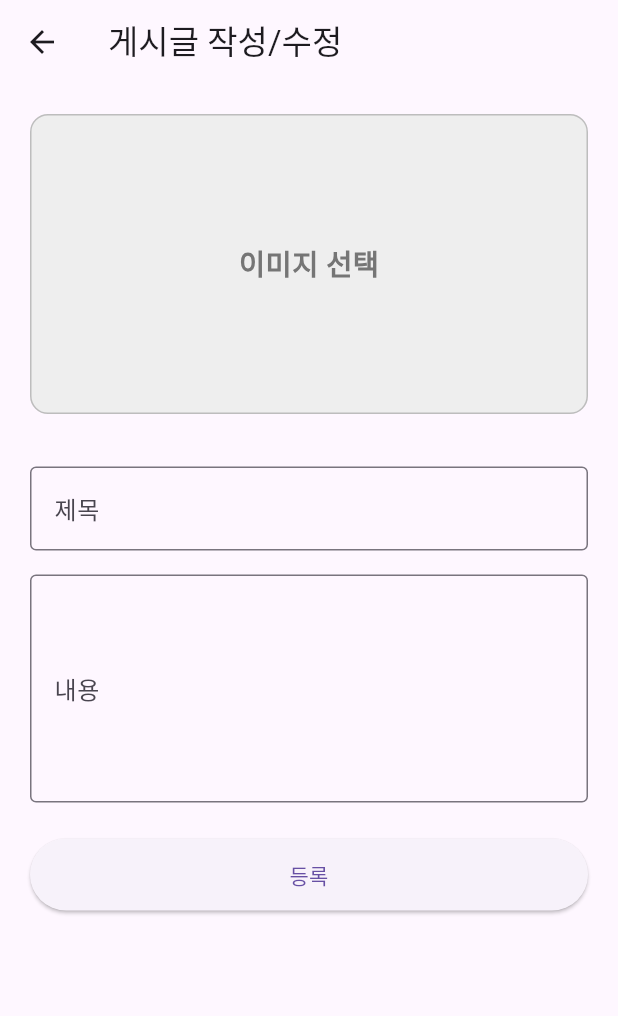
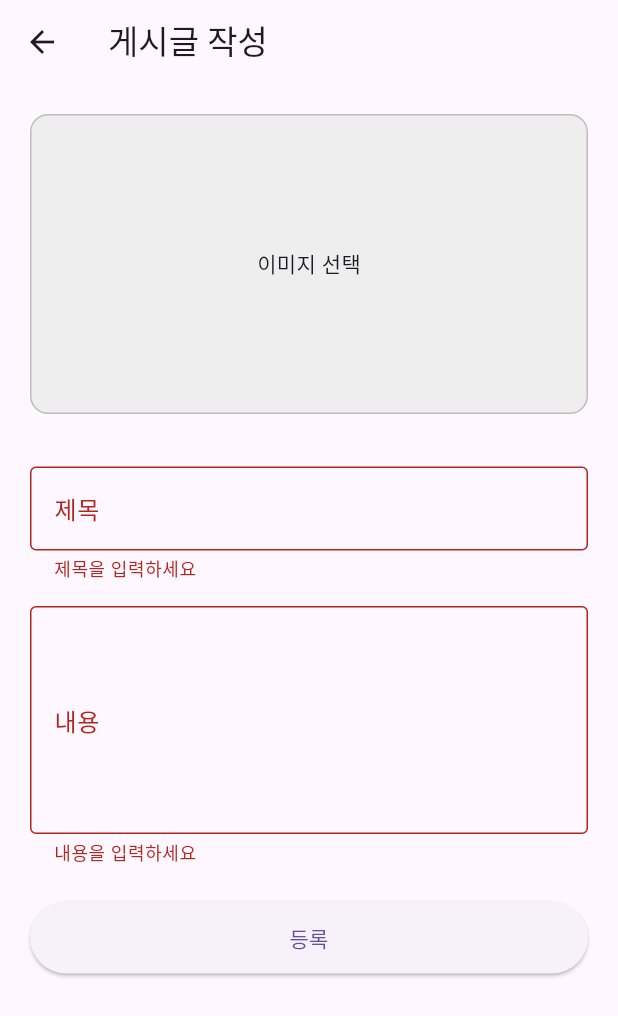
Before and after one commit to seolaox/pangpang_app, a Flutter app: the HomeCreateView screen opened directly, after a tap on "등록", on a phone screen of 412 x 824 dp. Shown: the top 1016 px of the screen. Run offline on Flutter 3.47's test engine with Material 3 defaults, Android fonts, the light colour scheme and no system bars; our stand-ins replace cached_network_image, carousel_slider, dio, flutter_dotenv, flutter_riverpod, flutter_screenutil and 4 more; accounts and stored records are empty; Roboto replaces fonts that are missing (omyu-pretty).

Commit message:
제목, 내용 입력 수정

```diff
--- a/lib/ui/screen/home_create_view.dart
+++ b/lib/ui/screen/home_create_view.dart
@@ -1,14 +1,18 @@
+import 'dart:convert';
 import 'dart:io';
+
+import 'package:dio/dio.dart';
 import 'package:flutter/material.dart';
 import 'package:flutter_riverpod/flutter_riverpod.dart';
 import 'package:image_picker/image_picker.dart';
 import 'package:pangpang_app/data/model/post_model.dart';
 import 'package:pangpang_app/presentation/provider/post_provider.dart';
 
-// HomeCreateView Stateful & Riverpod
 class HomeCreateView extends ConsumerStatefulWidget {
   final PostModel? post;
-  HomeCreateView({this.post});
+  final List<dynamic>? initialImages;
+  final String? initialThumbnail;
+  HomeCreateView({this.post, this.initialImages, this.initialThumbnail});
 
   @override
   ConsumerState<HomeCreateView> createState() => _HomeCreateViewState();
@@ -24,6 +28,16 @@ class _HomeCreateViewState extends ConsumerState<HomeCreateView> {
     super.initState();
     _titleCtrl = TextEditingController(text: widget.post?.pname ?? '');
     _bodyCtrl = TextEditingController(text: widget.post?.pcontentsText ?? '');
+
+    if (widget.initialImages != null && widget.initialImages!.isNotEmpty) {
+      Future.microtask(() {
+        ref.read(imageListProvider.notifier).setImages(widget.initialImages!);
+        if (widget.initialThumbnail != null) {
+          final idx = widget.initialImages!.indexOf(widget.initialThumbnail!);
+          ref.read(thumbnailIndexProvider.notifier).state = idx == -1 ? 0 : idx;
+        }
+      });
+    }
   }
 
   @override
@@ -44,20 +58,76 @@ class _HomeCreateViewState extends ConsumerState<HomeCreateView> {
     ref.read(thumbnailIndexProvider.notifier).state = 0;
   }
 
+  Future<void> _submit() async {
+    if (!_formKey.currentState!.validate()) return;
+
+    final images = ref.read(imageListProvider);
+    final thumbnailIdx = ref.read(thumbnailIndexProvider);
+
+    List<MultipartFile> multipartFiles = [];
+    for (var img in images) {
+      if (img is File) {
+        final fileName = img.path.split(Platform.pathSeparator).last;
+        multipartFiles.add(await MultipartFile.fromFile(img.path, filename: fileName));
+      }
+    }
+
+    MultipartFile? thumbnailFile;
+    if (images.isNotEmpty && images[thumbnailIdx] is File) {
+      final file = images[thumbnailIdx] as File;
+      final fileName = file.path.split(Platform.pathSeparator).last;
+      thumbnailFile = await MultipartFile.fromFile(file.path, filename: fileName);
+    } else {
+      thumbnailFile = null;
+    }
+
+    print("pname: ${_titleCtrl.text} ");
+    print("pimages: ${multipartFiles} ");
+    print("pthumbnail: ${thumbnailFile} ");
+    print("pdate: ${DateTime.now().toIso8601String()} ");
+    print("pcontents: ${ _bodyCtrl.text} ");
+    print("pauthor: ${widget.post?.pauthor} ");
+
+
+    final data = FormData.fromMap({
+      "pname": _titleCtrl.text,
+      "pimages": multipartFiles,
+      "pthumbnail": thumbnailFile,
+      "pdate": DateTime.now().toIso8601String(),
+      "pcontents": jsonEncode({"text": _bodyCtrl.text}),
+      "pauthor": widget.post?.pauthor ?? "me",
+    });
+
+    print("최종 전송 데이터(FormData): $data");
+
+    try {
+      final api = ref.read(authApiProvider);
+      if (widget.post == null) {
+        await api.createPostFormData(data);
+      } else {
+        await api.updatePostFormData(widget.post!.pid, data);
+      }
+      if (mounted) Navigator.pop(context, true);
+      ref.invalidate(postListProvider);
+    } catch (e) {
+      ScaffoldMessenger.of(context).showSnackBar(SnackBar(content: Text('저장 실패: $e')));
+      print(e);
+    }
+  }
+
   @override
   Widget build(BuildContext context) {
     final images = ref.watch(imageListProvider);
     final thumbnailIdx = ref.watch(thumbnailIndexProvider);
 
     return Scaffold(
-      appBar: AppBar(title: Text('게시글 작성/수정')),
+      appBar: AppBar(title: Text(widget.post == null ? '게시글 작성' : '게시글 수정')),
       body: SingleChildScrollView(
         padding: EdgeInsets.all(20),
         child: Column(
           children: [
-            // 썸네일(= 대표 이미지) 클릭이 곧 이미지 선택
             GestureDetector(
-              onTap: () => _pickImages(),
+              onTap: _pickImages,
               child: Container(
                 width: double.infinity,
                 height: 200,
@@ -66,27 +136,26 @@ class _HomeCreateViewState extends ConsumerState<HomeCreateView> {
                   borderRadius: BorderRadius.circular(12),
                   border: Border.all(color: Colors.grey[400]!),
                 ),
-                child:
-                    images.isEmpty
-                        ? Center(
-                          child: Text(
-                            '이미지 선택',
-                            style: TextStyle(
-                              color: Colors.grey[600],
-                              fontSize: 19,
-                              fontWeight: FontWeight.bold,
-                            ),
-                          ),
-                        )
+                child: images.isEmpty
+                    ? Center(child: Text('이미지 선택'))
                     : Stack(
                         children: [
                           ClipRRect(
                             borderRadius: BorderRadius.circular(12),
-                              child: Image.file(
-                                images[thumbnailIdx],
+                            child: images[thumbnailIdx] is File
+                                ? Image.file(
+                                    images[thumbnailIdx] as File,
                                     width: double.infinity,
                                     height: 200,
                                     fit: BoxFit.cover,
+                                  )
+                                : Image.network(
+                                    images[thumbnailIdx] as String,
+                                    width: double.infinity,
+                                    height: 200,
+                                    fit: BoxFit.cover,
+                                    errorBuilder: (context, error, stack) =>
+                                        Icon(Icons.broken_image),
                                   ),
                           ),
                           Positioned(
@@ -115,23 +184,22 @@ class _HomeCreateViewState extends ConsumerState<HomeCreateView> {
               ),
             ),
             SizedBox(height: 13),
-            // 하단 5개 row 형태(썸네일 포함)
             if (images.isNotEmpty)
-              Row(
+              SingleChildScrollView(
+                scrollDirection: Axis.horizontal,
+                child: Row(
                   mainAxisAlignment: MainAxisAlignment.center,
                   children: List.generate(
                     images.length,
                     (idx) => GestureDetector(
                       onTap: () {
                         ref.read(thumbnailIndexProvider.notifier).state = idx;
-                      // ref.read(imageListProvider.notifier).moveToThumbnail(idx);
                       },
                       child: Container(
                         margin: EdgeInsets.symmetric(horizontal: 4),
                         decoration: BoxDecoration(
                           border: Border.all(
-                          color:
-                              idx == thumbnailIdx
+                            color: idx == thumbnailIdx
                                 ? Colors.amber
                                 : Colors.transparent,
                             width: 3,
@@ -140,11 +208,20 @@ class _HomeCreateViewState extends ConsumerState<HomeCreateView> {
                         ),
                         child: Stack(
                           children: [
-                          Image.file(
-                            images[idx],
+                            images[idx] is File
+                                ? Image.file(
+                                    images[idx] as File,
                                     width: 55,
                                     height: 55,
                                     fit: BoxFit.cover,
+                                  )
+                                : Image.network(
+                                    images[idx] as String,
+                                    width: 55,
+                                    height: 55,
+                                    fit: BoxFit.cover,
+                                    errorBuilder: (context, error, stack) =>
+                                        Icon(Icons.broken_image, size: 28),
                                   ),
                             Positioned(
                               right: 0,
@@ -154,14 +231,14 @@ class _HomeCreateViewState extends ConsumerState<HomeCreateView> {
                                   ref
                                       .read(imageListProvider.notifier)
                                       .removeImage(idx);
-                                // 삭제 이후, 인덱스 보정!
-                                final currentImages = ref.read(
-                                  imageListProvider,
-                                );
-                                final tIdx = ref.read(thumbnailIndexProvider);
+                                  final currentImages =
+                                      ref.read(imageListProvider);
+                                  final tIdx =
+                                      ref.read(thumbnailIndexProvider);
                                   if (tIdx >= currentImages.length) {
                                     ref
-                                      .read(thumbnailIndexProvider.notifier)
+                                        .read(
+                                            thumbnailIndexProvider.notifier)
                                         .state = currentImages.isEmpty
                                             ? 0
                                             : currentImages.length - 1;
@@ -184,9 +261,8 @@ class _HomeCreateViewState extends ConsumerState<HomeCreateView> {
                     ),
                   ),
                 ),
+              ),
             SizedBox(height: 22),
-
-            // 게시글 입력 폼 (제목/내용)
             Form(
               key: _formKey,
               child: Column(
@@ -217,13 +293,9 @@ class _HomeCreateViewState extends ConsumerState<HomeCreateView> {
               ),
             ),
             SizedBox(height: 24),
-            // 등록(수정) 버튼
             ElevatedButton(
-              onPressed: () {
-                // TODO: 서버 업로드 로직 작성
-                // 썸네일: images[0], 첨부: images, 제목/내용: 입력값
-              },
-              child: Text('등록'),
+              onPressed: _submit,
+              child: Text(widget.post == null ? '등록' : '수정'),
               style: ElevatedButton.styleFrom(
                 minimumSize: Size(double.infinity, 48),
               ),
--- a/lib/util/api_endpoint.dart
+++ b/lib/util/api_endpoint.dart
@@ -10,5 +10,7 @@ class ApiEndpoint {
   static const String getRefresh = "auth/refresh";
   static const String postImage = "images/upload";
   static const String postList = "post/list";
+  static const String postCreate = "post/create";
+  static const String postUpdate = "post/update";
 
 }
```
Also changed, not shown: lib/data/source/remote/auth/auth_api.dart (+95 -17 lines), lib/presentation/provider/post_provider.dart (+23 -24 lines), lib/ui/screen/home_view.dart (+11 -9 lines). Lines whose indentation alone changed are shown as unchanged.
